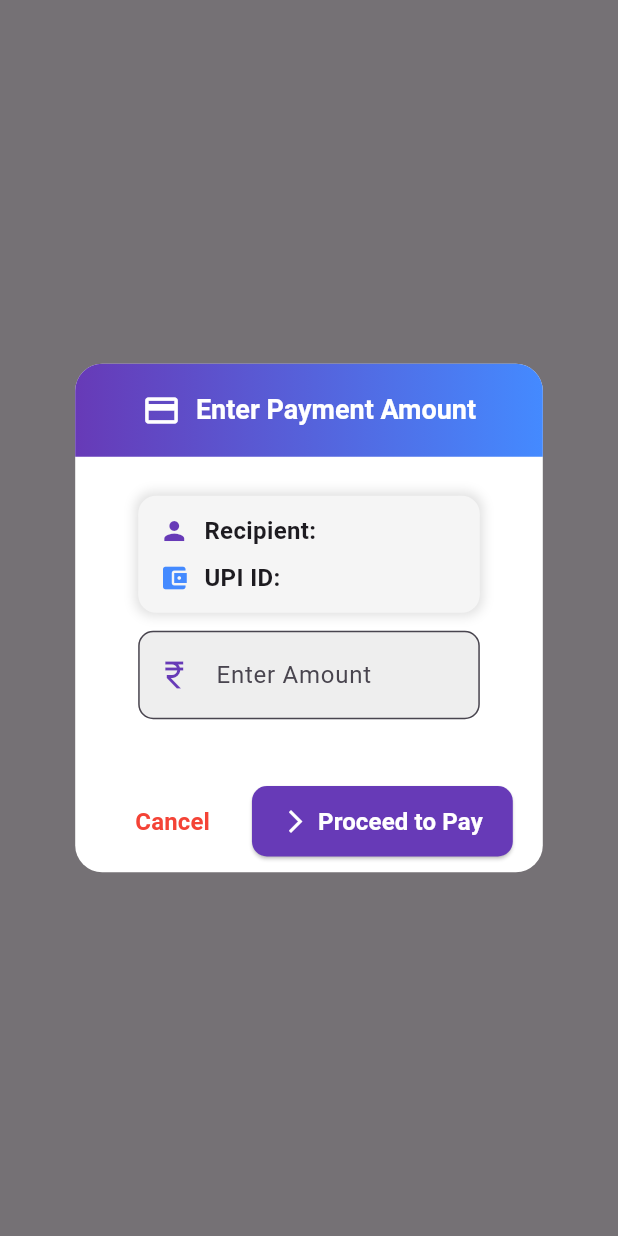
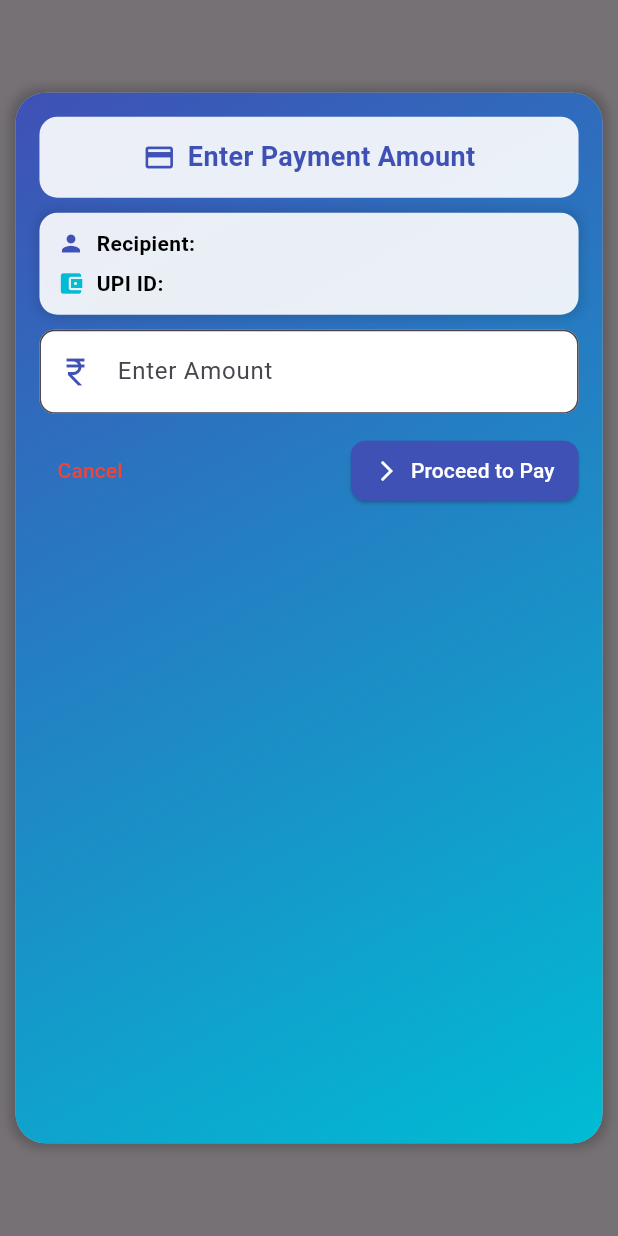
Before and after one commit to 24Yashwanth24/Pay_lyt_app, a Flutter app: what showPaymentAmountDialog() shows on an empty page, opened directly with empty values, on a phone screen of 412 x 824 dp. Run offline on Flutter 3.47's test engine with Material 3 defaults, Android fonts, the phone set to English and light mode, and no system bars; our stand-ins replace connectivity_plus; missing offline and left inert: easy_notifications, qr_code_scanner.

Commit message:
logo changed

```diff
--- a/lib/pages/qr_scan.dart
+++ b/lib/pages/qr_scan.dart
@@ -31,16 +31,15 @@ class PaytmQRScannerState extends State<PaytmQRScanner> {
         child: Container(
           padding: const EdgeInsets.all(16),
           decoration: BoxDecoration(
-            color: Colors.white,
+            gradient: LinearGradient(
+              colors: [Colors.deepPurple, Colors.purpleAccent],
+              begin: Alignment.topLeft,
+              end: Alignment.bottomRight,
+            ),
             borderRadius: BorderRadius.circular(12),
             boxShadow: [
               BoxShadow(
-                color: Color.fromRGBO(
-                  128,
-                  128,
-                  128,
-                  0.3,
-                ), // RGB with alpha (opacity)
+                color: Colors.black.withOpacity(0.2),
                 spreadRadius: 3,
                 blurRadius: 5,
               ),
@@ -51,22 +50,24 @@ class PaytmQRScannerState extends State<PaytmQRScanner> {
             children: [
               const Text(
                 'Place QR Code within the frame',
-                style: TextStyle(fontSize: 18, fontWeight: FontWeight.bold),
+                style: TextStyle(
+                  fontSize: 18,
+                  fontWeight: FontWeight.bold,
+                  color: Colors.white,
+                ),
               ),
               const SizedBox(height: 12),
-              Container(
-                width: 300,
-                height: 300,
-                decoration: BoxDecoration(
+              AspectRatio(
+                aspectRatio: 1,
+                child: ClipRRect(
                   borderRadius: BorderRadius.circular(12),
-                  border: Border.all(color: Colors.deepPurple, width: 2),
+                  child: QRView(key: qrKey, onQRViewCreated: _onQRViewCreated),
                 ),
-                child: QRView(key: qrKey, onQRViewCreated: _onQRViewCreated),
               ),
               const SizedBox(height: 20),
               ElevatedButton.icon(
                 style: ElevatedButton.styleFrom(
-                  backgroundColor: Colors.deepPurple,
+                  backgroundColor: Colors.white,
                   padding: const EdgeInsets.symmetric(
                     horizontal: 20,
                     vertical: 12,
@@ -75,10 +76,13 @@ class PaytmQRScannerState extends State<PaytmQRScanner> {
                     borderRadius: BorderRadius.circular(8),
                   ),
                 ),
-                icon: const Icon(Icons.qr_code_scanner, color: Colors.white),
+                icon: const Icon(
+                  Icons.qr_code_scanner,
+                  color: Colors.deepPurple,
+                ),
                 label: const Text(
                   'Scan Again',
-                  style: TextStyle(fontSize: 16, color: Colors.white),
+                  style: TextStyle(fontSize: 16, color: Colors.deepPurple),
                 ),
                 onPressed: () => controller?.resumeCamera(),
               ),
@@ -123,43 +127,60 @@ void showPaymentAmountDialog(BuildContext context, String name, String upiId) {
   showDialog(
     context: context,
     builder: (BuildContext context) {
-      return AlertDialog(
-        backgroundColor: Colors.white,
-        shape: RoundedRectangleBorder(borderRadius: BorderRadius.circular(18)),
-        titlePadding: EdgeInsets.zero,
-        title: Container(
+      return Dialog(
+        shape: RoundedRectangleBorder(borderRadius: BorderRadius.circular(20)),
+        insetPadding: EdgeInsets.all(10), // Ensures full-screen fit
+        child: Container(
+          width: MediaQuery.of(context).size.width * 0.95, // Fits screen width
+          height:
+              MediaQuery.of(context).size.height * 0.85, // Fits screen height
+          padding: EdgeInsets.all(16),
           decoration: BoxDecoration(
             gradient: LinearGradient(
-              colors: [Colors.deepPurple, Colors.blueAccent],
+              colors: [Colors.indigo, Colors.cyan],
+              begin: Alignment.topLeft,
+              end: Alignment.bottomRight,
             ),
-            borderRadius: BorderRadius.vertical(top: Radius.circular(18)),
+            borderRadius: BorderRadius.circular(20),
+            boxShadow: [
+              BoxShadow(
+                color: Colors.black.withOpacity(0.2),
+                spreadRadius: 3,
+                blurRadius: 5,
               ),
-          padding: EdgeInsets.symmetric(vertical: 18, horizontal: 20),
+            ],
+          ),
+          child: SingleChildScrollView(
+            child: Column(
+              mainAxisSize: MainAxisSize.min,
+              children: [
+                Container(
+                  padding: EdgeInsets.symmetric(vertical: 14),
+                  decoration: BoxDecoration(
+                    color: Colors.white.withOpacity(0.9),
+                    borderRadius: BorderRadius.circular(12),
+                  ),
                   child: Row(
                     mainAxisAlignment: MainAxisAlignment.center,
                     children: [
-              Icon(Icons.payment, color: Colors.white, size: 26),
-              SizedBox(width: 10),
+                      Icon(Icons.payment, color: Colors.indigo, size: 22),
+                      SizedBox(width: 8),
                       Text(
                         'Enter Payment Amount',
                         style: TextStyle(
                           fontSize: 18,
                           fontWeight: FontWeight.bold,
-                  color: Colors.white,
+                          color: Colors.indigo,
                         ),
                       ),
                     ],
                   ),
                 ),
-        content: Padding(
-          padding: const EdgeInsets.symmetric(horizontal: 18, vertical: 10),
-          child: Column(
-            mainAxisSize: MainAxisSize.min,
-            children: [
+                SizedBox(height: 10),
                 Container(
                   decoration: BoxDecoration(
                     borderRadius: BorderRadius.circular(12),
-                  color: Colors.grey[100],
+                    color: Colors.white.withOpacity(0.9),
                     boxShadow: [
                       BoxShadow(
                         color: Colors.black12,
@@ -168,50 +189,64 @@ void showPaymentAmountDialog(BuildContext context, String name, String upiId) {
                       ),
                     ],
                   ),
-                padding: EdgeInsets.symmetric(horizontal: 14, vertical: 12),
+                  padding: EdgeInsets.symmetric(horizontal: 12, vertical: 10),
                   child: Column(
                     children: [
                       Row(
                         children: [
-                        Icon(Icons.person, color: Colors.deepPurple, size: 20),
-                        SizedBox(width: 10),
+                          Icon(Icons.person, color: Colors.indigo, size: 18),
+                          SizedBox(width: 8),
                           Text(
                             'Recipient: ',
                             style: TextStyle(
                               fontWeight: FontWeight.bold,
-                            fontSize: 16,
+                              fontSize: 14,
+                              color: Colors.black,
                             ),
                           ),
                           Expanded(
-                          child: Text(name, style: TextStyle(fontSize: 16)),
+                            child: Text(
+                              name,
+                              style: TextStyle(
+                                fontSize: 14,
+                                color: Colors.black,
+                              ),
+                            ),
                           ),
                         ],
                       ),
-                    SizedBox(height: 8),
+                      SizedBox(height: 6),
                       Row(
                         children: [
                           Icon(
                             Icons.account_balance_wallet,
-                          color: Colors.blueAccent,
-                          size: 20,
+                            color: Colors.cyan,
+                            size: 18,
                           ),
-                        SizedBox(width: 10),
+                          SizedBox(width: 8),
                           Text(
                             'UPI ID: ',
                             style: TextStyle(
                               fontWeight: FontWeight.bold,
-                            fontSize: 16,
+                              fontSize: 14,
+                              color: Colors.black,
                             ),
                           ),
                           Expanded(
-                          child: Text(upiId, style: TextStyle(fontSize: 16)),
+                            child: Text(
+                              upiId,
+                              style: TextStyle(
+                                fontSize: 14,
+                                color: Colors.black,
+                              ),
+                            ),
                           ),
                         ],
                       ),
                     ],
                   ),
                 ),
-              SizedBox(height: 12),
+                SizedBox(height: 10),
                 TextField(
                   controller: amountController,
                   decoration: InputDecoration(
@@ -221,62 +256,56 @@ void showPaymentAmountDialog(BuildContext context, String name, String upiId) {
                       borderRadius: BorderRadius.circular(10),
                     ),
                     filled: true,
-                  fillColor: Colors.grey[200],
+                    fillColor: Colors.white,
                     prefixIcon: Icon(
                       Icons.currency_rupee,
-                    color: Colors.deepPurple,
+                      color: Colors.indigo,
                     ),
                   ),
-                style: TextStyle(fontSize: 18),
+                  style: TextStyle(fontSize: 16, color: Colors.black),
                   keyboardType: TextInputType.number,
                 ),
-            ],
-          ),
-        ),
-        actionsPadding: EdgeInsets.symmetric(horizontal: 20, vertical: 10),
-        actions: [
+                SizedBox(height: 14),
+                Row(
+                  mainAxisAlignment: MainAxisAlignment.spaceBetween,
+                  children: [
                     TextButton(
-            style: TextButton.styleFrom(
-              padding: EdgeInsets.symmetric(vertical: 12, horizontal: 20),
-            ),
                       child: Text(
                         'Cancel',
-              style: TextStyle(
-                color: Colors.red,
-                fontWeight: FontWeight.bold,
-                fontSize: 16,
-              ),
+                        style: TextStyle(color: Colors.red, fontSize: 14),
                       ),
                       onPressed: () => Navigator.of(context).pop(),
                     ),
-          ElevatedButton(
+                    ElevatedButton.icon(
                       style: ElevatedButton.styleFrom(
-              backgroundColor: Colors.deepPurple,
-              padding: EdgeInsets.symmetric(vertical: 12, horizontal: 20),
+                        backgroundColor: Colors.indigo,
+                        padding: EdgeInsets.symmetric(
+                          vertical: 10,
+                          horizontal: 16,
+                        ),
                         shape: RoundedRectangleBorder(
                           borderRadius: BorderRadius.circular(10),
                         ),
                       ),
-            child: Row(
-              mainAxisSize: MainAxisSize.min,
-              children: [
-                Icon(Icons.arrow_forward_ios, color: Colors.white, size: 18),
-                SizedBox(width: 6),
-                Text(
+                      icon: Icon(
+                        Icons.arrow_forward_ios,
+                        color: Colors.white,
+                        size: 16,
+                      ),
+                      label: Text(
                         'Proceed to Pay',
-                  style: TextStyle(
-                    color: Colors.white,
-                    fontWeight: FontWeight.bold,
-                    fontSize: 16,
-                  ),
-                ),
-              ],
+                        style: TextStyle(fontSize: 14, color: Colors.white),
                       ),
                       onPressed: () {
                         openUPIPayment(upiId, amountController.text);
                       },
                     ),
                   ],
+                ),
+              ],
+            ),
+          ),
+        ),
       );
     },
   );
--- /dev/null
+++ b/lib/services/notifications_service.dart
@@ -0,0 +1,26 @@
+import 'package:easy_notifications/easy_notifications.dart';
+
+class NotificationService {
+  // Initialize notifications
+  static Future<void> init() async {
+    await EasyNotifications.init();
+  }
+
+  // Show a simple notification
+  static Future<void> showNotification(String title, String body) async {
+    await EasyNotifications.showMessage(title: title, body: body);
+  }
+
+  // Schedule a notification for later
+  static Future<void> scheduleNotification(
+    String title,
+    String body,
+    DateTime scheduledTime,
+  ) async {
+    await EasyNotifications.scheduleMessage(
+      title: title,
+      body: body,
+      scheduledDate: scheduledTime,
+    );
+  }
+}
```
Also changed, not shown: 16 other files. Lines whose indentation alone changed are shown as unchanged.
